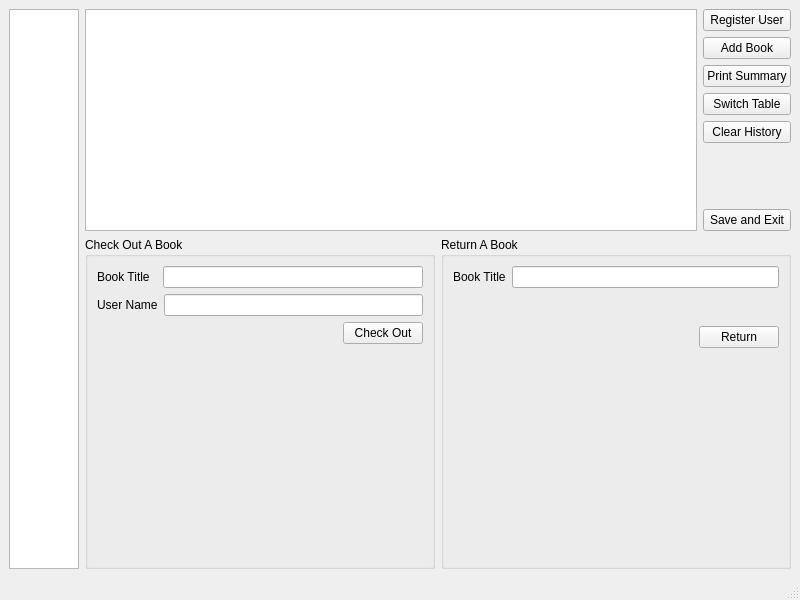
First picture: the form in mainwindow.ui, repository cihansenyuz/library_system, before the edit.
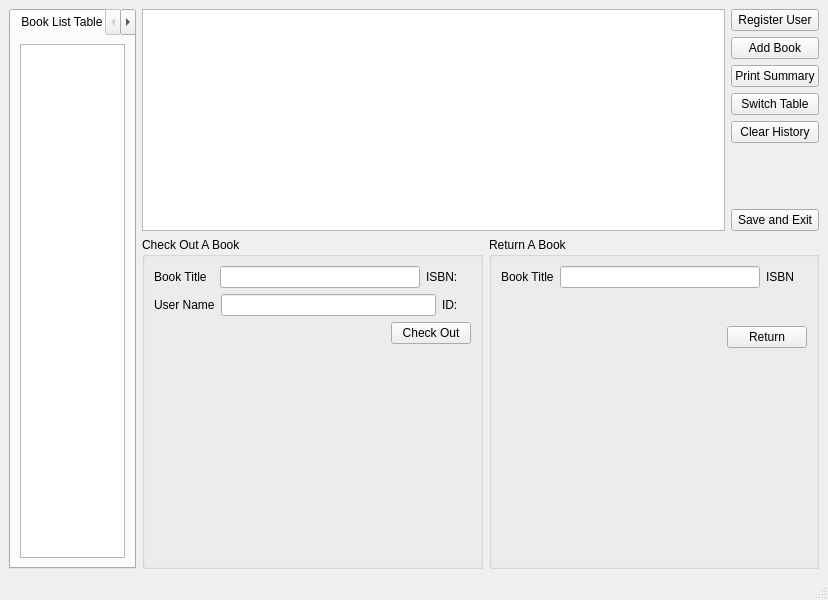
Second picture: the form after the edit. The open tabs and pages were chosen to show the change.

Commit message: some functions now takes unique ID and ISBN data instead string, some functions now takes Book and/or Person objects instead string

The edit to the form file:
```diff
--- a/mainwindow.ui
+++ b/mainwindow.ui
@@ -36,16 +36,40 @@
     <item>
      <layout class="QHBoxLayout" name="horizontalLayout_5" stretch="0,0">
       <item>
-       <widget class="QTableWidget" name="tableWidget">
-        <property name="sizePolicy">
-         <sizepolicy hsizetype="Minimum" vsizetype="Expanding">
-          <horstretch>0</horstretch>
-          <verstretch>0</verstretch>
-         </sizepolicy>
+       <widget class="QTabWidget" name="tabWidget">
+        <property name="currentIndex">
+         <number>1</number>
         </property>
-        <property name="sizeAdjustPolicy">
-         <enum>QAbstractScrollArea::AdjustToContents</enum>
-        </property>
+        <widget class="QWidget" name="bookTableTab">
+         <attribute name="title">
+          <string>Book List Table</string>
+         </attribute>
+         <layout class="QHBoxLayout" name="horizontalLayout_10">
+          <item>
+           <widget class="QTableWidget" name="bookTableWidget">
+            <property name="sizePolicy">
+             <sizepolicy hsizetype="Minimum" vsizetype="Expanding">
+              <horstretch>0</horstretch>
+              <verstretch>0</verstretch>
+             </sizepolicy>
+            </property>
+            <property name="sizeAdjustPolicy">
+             <enum>QAbstractScrollArea::AdjustToContents</enum>
+            </property>
+           </widget>
+          </item>
+         </layout>
+        </widget>
+        <widget class="QWidget" name="personTableTab">
+         <attribute name="title">
+          <string>User List Table</string>
+         </attribute>
+         <layout class="QHBoxLayout" name="horizontalLayout_11">
+          <item>
+           <widget class="QTableWidget" name="personTableWidget"/>
+          </item>
+         </layout>
+        </widget>
        </widget>
       </item>
       <item>
@@ -192,6 +216,20 @@
                  </property>
                 </widget>
                </item>
+               <item>
+                <widget class="QLabel" name="label_5">
+                 <property name="text">
+                  <string>ISBN:</string>
+                 </property>
+                </widget>
+               </item>
+               <item>
+                <widget class="QLabel" name="checkOutISBN">
+                 <property name="text">
+                  <string/>
+                 </property>
+                </widget>
+               </item>
               </layout>
              </item>
              <item>
@@ -213,6 +251,20 @@
                  </property>
                 </widget>
                </item>
+               <item>
+                <widget class="QLabel" name="label_6">
+                 <property name="text">
+                  <string>ID:</string>
+                 </property>
+                </widget>
+               </item>
+               <item>
+                <widget class="QLabel" name="checkOutID">
+                 <property name="text">
+                  <string/>
+                 </property>
+                </widget>
+               </item>
               </layout>
              </item>
              <item>
@@ -292,6 +344,20 @@
                  </property>
                 </widget>
                </item>
+               <item>
+                <widget class="QLabel" name="label_7">
+                 <property name="text">
+                  <string>ISBN</string>
+                 </property>
+                </widget>
+               </item>
+               <item>
+                <widget class="QLabel" name="returnISBN">
+                 <property name="text">
+                  <string/>
+                 </property>
+                </widget>
+               </item>
               </layout>
              </item>
              <item>
```
The commit also changes 8 other files.
